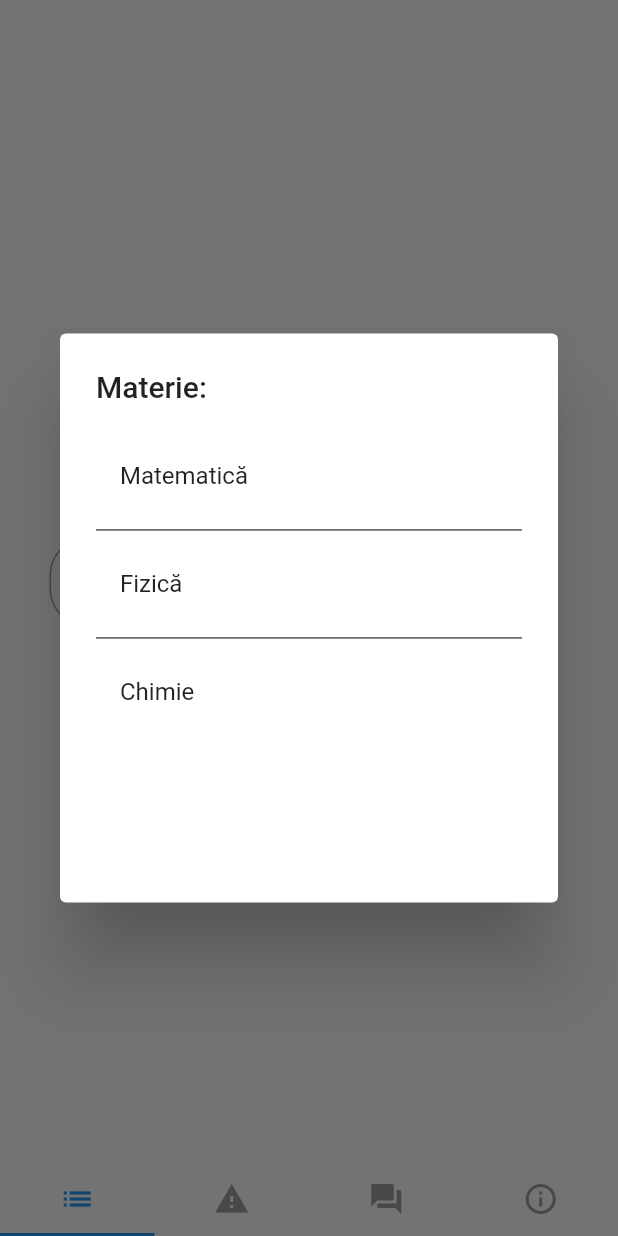
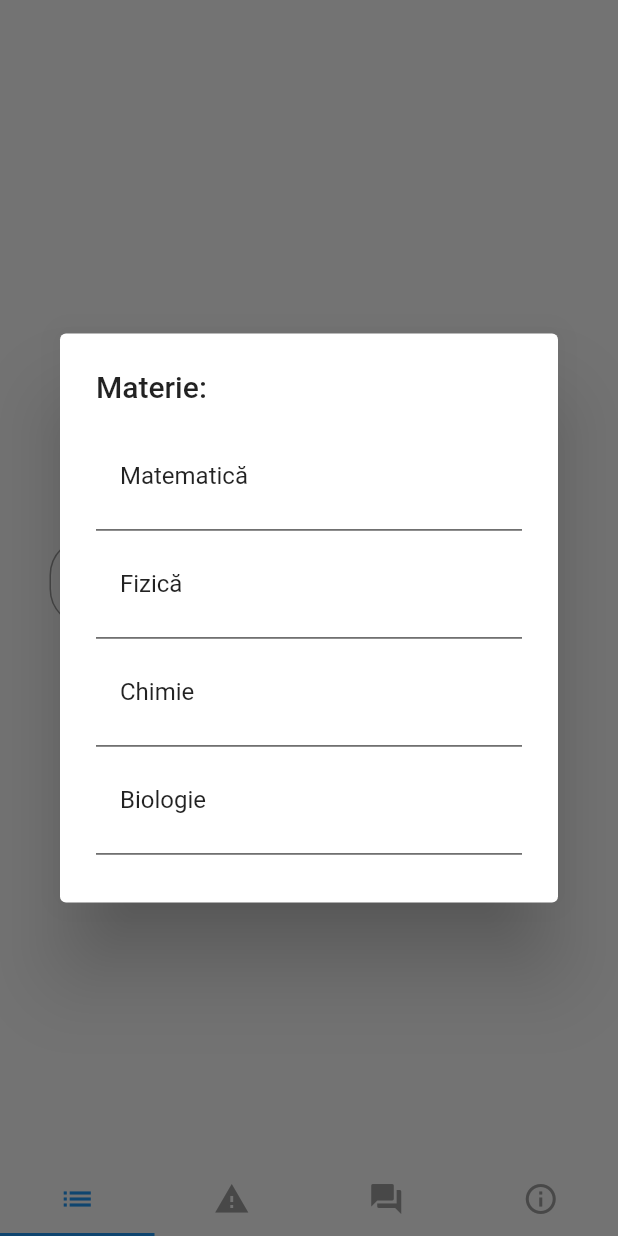
Before and after one commit to alexpavelm/SmartHackProiect, a Flutter app: the screen it shows after launch, after a tap on "Selectează materia", on a phone screen of 412 x 824 dp. Run offline on Flutter 3.47's test engine with Material 2 defaults, Android fonts, the phone set to English and light mode, and no system bars; our stand-ins replace cloud_firestore, firebase_auth, flutter_html, font_awesome_flutter, google_sign_in; accounts and stored records are empty.

Commit message:
Merge branch 'master' of https://github.com/alexpavelm/SmartHackProiect
# Conflicts:
#	lib/TestWidget.dart

```diff
--- a/lib/GlobalData.dart
+++ b/lib/GlobalData.dart
@@ -2,6 +2,7 @@ import 'dart:ui';
 import 'package:cloud_firestore/cloud_firestore.dart';
 import 'package:firebase_auth/firebase_auth.dart';
 import 'package:flutter/material.dart';
+import 'package:font_awesome_flutter/font_awesome_flutter.dart';
 import 'package:google_sign_in/google_sign_in.dart';
 import 'package:url_launcher/url_launcher.dart';
 
@@ -33,9 +34,11 @@ class GlobalData {
 
 
   List<Materie> materii = [
-    Materie("Matematică", Icon(Icons.category)),
-    Materie("Fizică", Icon(Icons.phone_android)),
-    Materie("Chimie", Icon(Icons.border_top)),
+    Materie("Matematică", Icon(FontAwesomeIcons.calculator)),
+    Materie("Fizică", Icon(FontAwesomeIcons.atom)),
+    Materie("Chimie", Icon(FontAwesomeIcons.vial)),
+    Materie("Biologie", Icon(FontAwesomeIcons.seedling)),
+    Materie("Geografie", Icon(FontAwesomeIcons.globeAmericas)),
   ];
 
   List<Materie> subscribed = [
```
